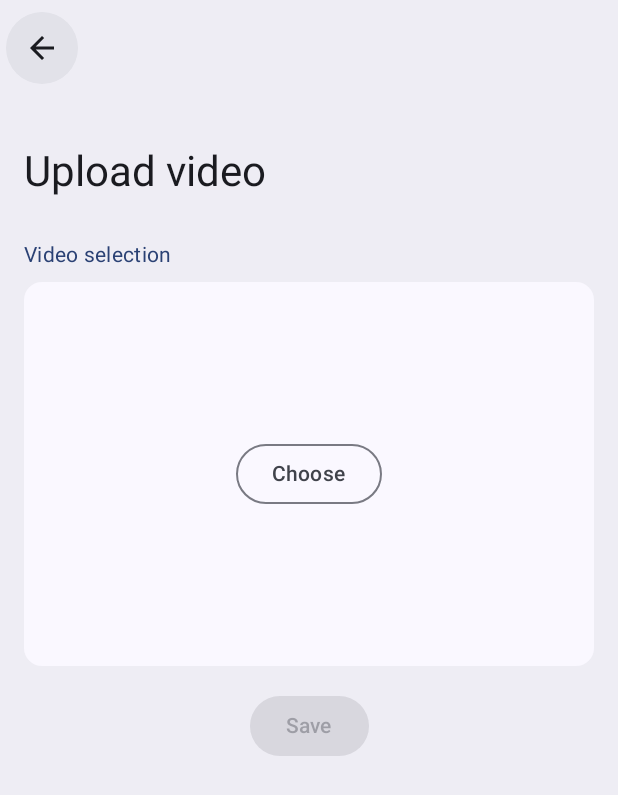
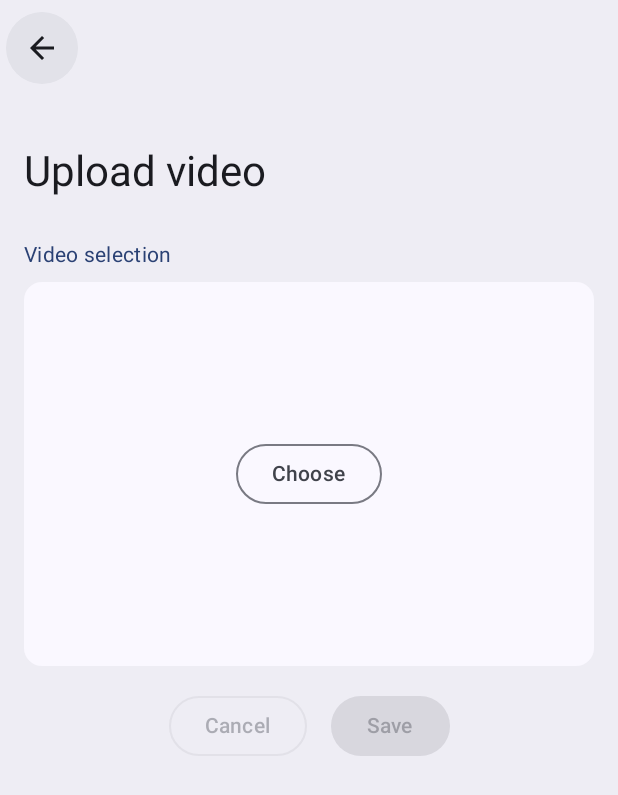
Before and after one commit to dkincorporated/CopyPaste-Android, an Android app built with Jetpack Compose: the UploadScreen screen opened through its navigation route, on a phone screen of 412 x 824 dp. Shown: the top 795 px of the screen. Run offline under Robolectric (Android 15) with nearby library versions, the phone set to English and light mode, and no system bars; libraries missing offline, so code that uses them is left out: coil.decode, com.beust.klaxon, com.github.kittinunf.fuel; pictures from the network do not load; 2 statements that could not run were skipped.

Commit message:
Add cancellation button for uploads

```diff
--- a/app/src/main/java/dev/dkong/copypaste/screens/upload/UploadScreen.kt
+++ b/app/src/main/java/dev/dkong/copypaste/screens/upload/UploadScreen.kt
@@ -146,13 +146,6 @@ fun UploadScreen(navHostController: NavHostController) {
             while (uploadStatus.step < UploadStatus.Complete.step && !isFailed && failedFetches < 10) {
                 Fuel.get(statusUrl)
                     .response { _, response, _ ->
-//                        val (responseBytes, _) = result
-//                        if (responseBytes == null) {
-//                            isFailed = true
-//                            uploadStatus = UploadStatus.Selected
-//                            Log.d("UPLOAD_RESPONSE", "Response Bytes is null.")
-//                            return@response
-//                        }
                         try {
                             val parsedResponse =
                                 Json.decodeFromString<Sequence>(response.data.toString(Charsets.UTF_8))
@@ -185,6 +178,7 @@ fun UploadScreen(navHostController: NavHostController) {
                 val (responseBytes, _) = result
                 if (responseBytes == null) {
                     isFailed = true
+                    failure = "Upload server provided no response."
                     uploadStatus = UploadStatus.Selected
                     Log.d("SERVICE_RESPONSE", "Response Bytes is null.")
                     return@response
@@ -393,6 +387,22 @@ fun UploadScreen(navHostController: NavHostController) {
                     .fillMaxWidth()
                     .padding(vertical = 16.dp)
             ) {
+                Row(
+                    horizontalArrangement = Arrangement.spacedBy(
+                        16.dp,
+                        Alignment.CenterHorizontally
+                    ), modifier = Modifier.fillMaxWidth()
+                ) {
+                    OutlinedButton(
+                        onClick = {
+                            isFailed = true
+                            failure = "Cancelled by user."
+                            uploadStatus = UploadStatus.Selected
+                        },
+                        enabled = uploadStatus == UploadStatus.Uploading || uploadStatus == UploadStatus.Processing
+                    ) {
+                        Text(text = "Cancel")
+                    }
                     Button(
                         onClick = {
                             if (actionName == "") return@Button
@@ -404,16 +414,17 @@ fun UploadScreen(navHostController: NavHostController) {
                                 }
                             }
                         },
-                    enabled = uploadStatus == UploadStatus.Complete && actionName != "",
-                    modifier = Modifier.align(Alignment.CenterHorizontally)
+                        enabled = uploadStatus == UploadStatus.Complete && actionName != ""
                     ) {
                         Text(text = "Save")
+                    }
                 }
                 if (uploadStatus == UploadStatus.Complete && actionName == "") {
                     Text(
                         text = "Please name the action before saving.",
                         textAlign = TextAlign.Center,
-                        color = MaterialTheme.colorScheme.error
+                        color = MaterialTheme.colorScheme.error,
+                        modifier = Modifier.fillMaxWidth()
                     )
                 }
             }
```
Lines whose indentation alone changed are shown as unchanged.
